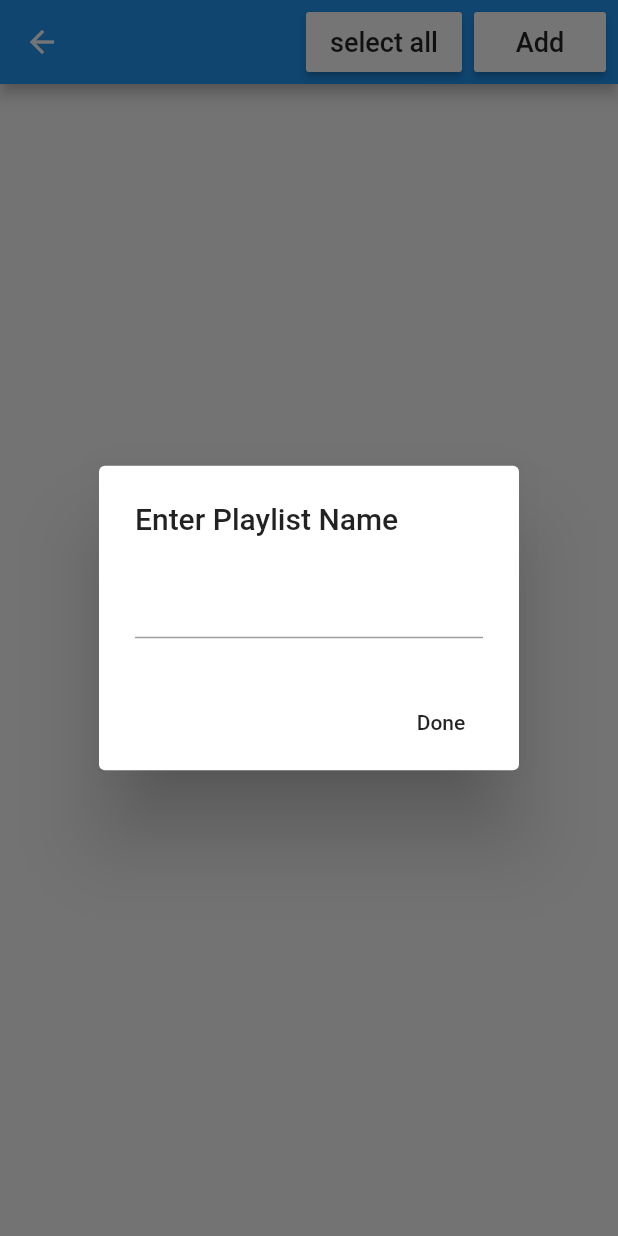
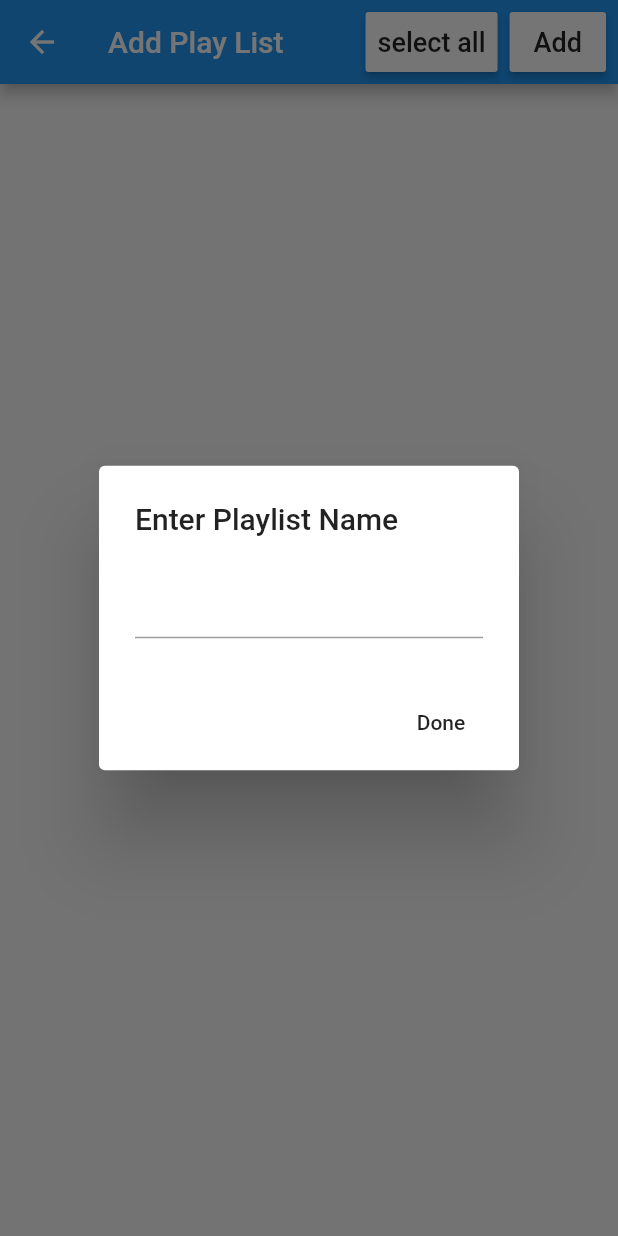
Before and after one commit to nbezanis/PlayMaster, a Flutter app: the PlaylistContainer screen opened directly, after a tap on "select all", after a tap on "deselect all", after a tap on "Add", on a phone screen of 412 x 824 dp. Run offline on Flutter 3.47's test engine with Material 2 defaults, Android fonts, the phone set to English and light mode, and no system bars; our stand-ins replace audioplayers, file_picker, flutter_svg, fluttertoast, shared_preferences; accounts and stored records are empty.

Commit message:
fix padding issue with select buttons and add main playlist display file

```diff
--- a/lib/playlist_creator.dart
+++ b/lib/playlist_creator.dart
@@ -61,9 +61,14 @@ class PlaylistContainer extends StatelessWidget {
     return Scaffold(
       appBar: AppBar(
         backgroundColor: PlayMaster.accentColor,
+        title: Text('Add Play List'),
         actions: <Widget>[
           Padding(
             padding: const EdgeInsets.fromLTRB(0.0, 8.0, 8.0, 8.0),
+            child: ButtonTheme(
+              padding: EdgeInsets.fromLTRB(8.0, 8.0, 8.0, 8.0),
+              minWidth: 0,
+              height: 0,
               child: RaisedButton(
                 color: Colors.white,
                 onPressed: () => selectInfo.type == Select.all
@@ -75,8 +80,13 @@ class PlaylistContainer extends StatelessWidget {
                 ),
               ),
             ),
+          ),
           Padding(
             padding: const EdgeInsets.fromLTRB(0.0, 8.0, 8.0, 8.0),
+            child: ButtonTheme(
+              padding: EdgeInsets.fromLTRB(16.0, 8.0, 16.0, 8.0),
+              minWidth: 0,
+              height: 0,
               child: RaisedButton(
                 color: Colors.white,
                 onPressed: () {
@@ -118,6 +128,7 @@ class PlaylistContainer extends StatelessWidget {
                 ),
               ),
             ),
+          ),
         ],
       ),
       body: ListView.builder(
```
Also changed, not shown: lib/main.dart (+11 -1 lines), lib/main_play_list_display.dart (added, +13 -0 lines). Lines whose indentation alone changed are shown as unchanged.
